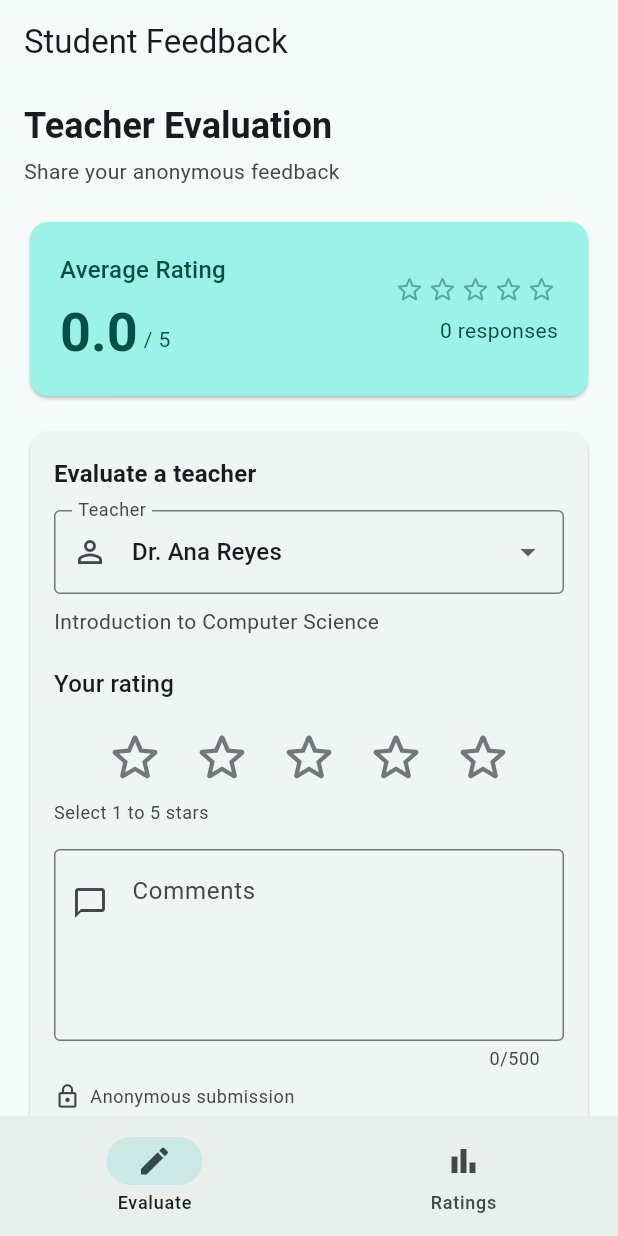
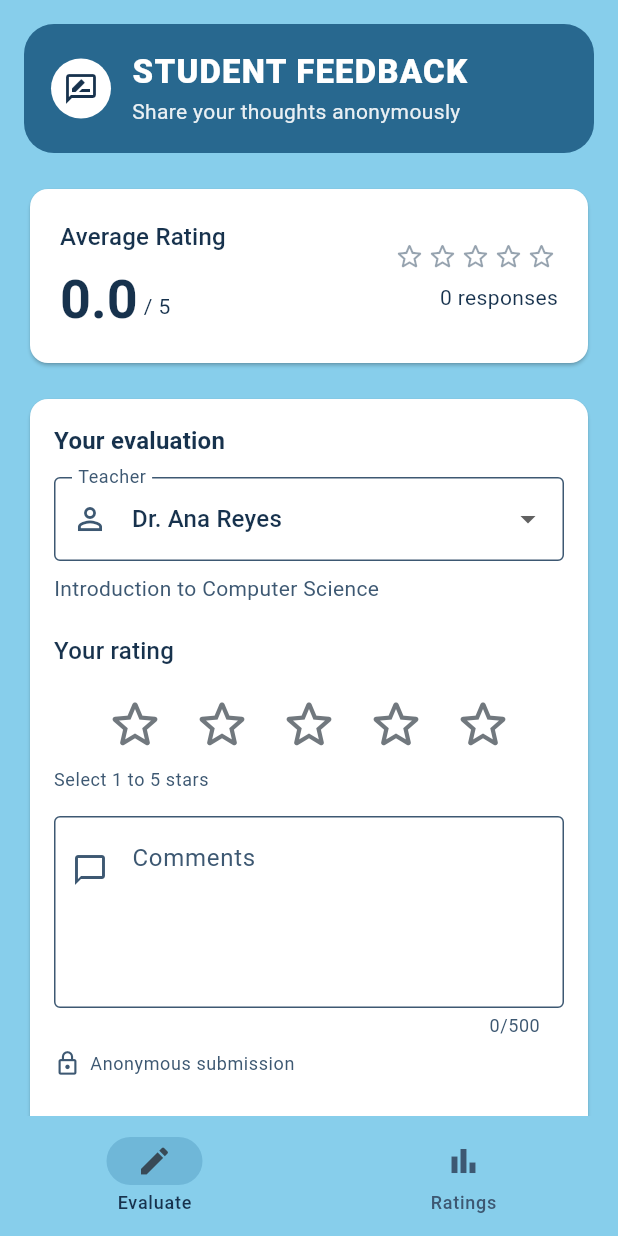
Before and after one commit to joshwawi/CSIT284-Capstone-Salvador, a Flutter app: the MainNavigation screen opened directly with empty values, on a phone screen of 412 x 824 dp. Run offline on Flutter 3.47's test engine with Material 3 defaults, Android fonts, the phone set to English and light mode, and no system bars; our stand-ins replace cloud_firestore, firebase_auth, firebase_core; accounts and stored records are empty.

Commit message:
Refresh feedback screen visual design
Co-authored-by: Copilot <223556219+Copilot@users.noreply.github.com>

```diff
--- a/capstone_salvador/lib/screens/feedback_screen.dart
+++ b/capstone_salvador/lib/screens/feedback_screen.dart
@@ -129,24 +129,56 @@ class _FeedbackScreenState extends State<FeedbackScreen> {
     final colorScheme = Theme.of(context).colorScheme;
 
     return Scaffold(
-      appBar: AppBar(title: const Text('Student Feedback')),
       body: SafeArea(
         child: Center(
           child: ConstrainedBox(
             constraints: const BoxConstraints(maxWidth: 760),
             child: ListView(
-              padding: const EdgeInsets.fromLTRB(16, 12, 16, 32),
+              padding: const EdgeInsets.fromLTRB(16, 16, 16, 32),
               children: [
-                Text(
-                  'Teacher Evaluation',
-                  style: Theme.of(context).textTheme.headlineSmall
-                      ?.copyWith(fontWeight: FontWeight.w700),
-                ),
-                const SizedBox(height: 4),
-                Text(
-                  'Share your anonymous feedback',
-                  style: Theme.of(context).textTheme.bodyMedium
-                      ?.copyWith(color: colorScheme.onSurfaceVariant),
+                Container(
+                  key: const Key('feedback-header'),
+                  padding: const EdgeInsets.all(18),
+                  decoration: BoxDecoration(
+                    color: colorScheme.primary,
+                    borderRadius: BorderRadius.circular(20),
+                  ),
+                  child: Row(
+                    children: [
+                      CircleAvatar(
+                        backgroundColor: colorScheme.tertiaryContainer,
+                        foregroundColor: colorScheme.onTertiaryContainer,
+                        child: const Icon(Icons.rate_review_outlined),
+                      ),
+                      const SizedBox(width: 14),
+                      Expanded(
+                        child: Column(
+                          crossAxisAlignment: CrossAxisAlignment.start,
+                          children: [
+                            Text(
+                              'STUDENT FEEDBACK',
+                              style: Theme.of(context).textTheme.titleLarge
+                                  ?.copyWith(
+                                    color: colorScheme.onPrimary,
+                                    fontWeight: FontWeight.w800,
+                                    letterSpacing: 0.8,
+                                  ),
+                            ),
+                            const SizedBox(height: 2),
+                            Text(
+                              'Share your thoughts anonymously',
+                              style: Theme.of(context).textTheme.bodyMedium
+                                  ?.copyWith(
+                                    color: colorScheme.onPrimary.withValues(
+                                      alpha: 0.9,
+                                    ),
+                                  ),
+                            ),
+                          ],
+                        ),
+                      ),
+                    ],
+                  ),
                 ),
                 const SizedBox(height: 20),
                 StreamBuilder<List<RatingRecord>>(
@@ -181,23 +213,26 @@ class _FeedbackScreenState extends State<FeedbackScreen> {
                 ),
                 const SizedBox(height: 16),
                 Card(
+                  color: colorScheme.tertiaryContainer,
                   child: Padding(
                     padding: const EdgeInsets.all(16),
                     child: Column(
                       crossAxisAlignment: CrossAxisAlignment.start,
                       children: [
                         Text(
-                          'Evaluate a teacher',
+                          'Your evaluation',
                           style: Theme.of(context).textTheme.titleMedium
                               ?.copyWith(fontWeight: FontWeight.w700),
                         ),
                         const SizedBox(height: 12),
                         DropdownButtonFormField<Evaluation>(
                           initialValue: _selected,
-                          decoration: const InputDecoration(
+                          decoration: InputDecoration(
                             labelText: 'Teacher',
-                            border: OutlineInputBorder(),
-                            prefixIcon: Icon(Icons.person_outline),
+                            border: const OutlineInputBorder(),
+                            prefixIcon: const Icon(Icons.person_outline),
+                            filled: true,
+                            fillColor: colorScheme.tertiaryContainer,
                           ),
                           items: widget.evaluations
                               .map(
@@ -250,12 +285,14 @@ class _FeedbackScreenState extends State<FeedbackScreen> {
                           maxLines: 6,
                           maxLength: 500,
                           textInputAction: TextInputAction.done,
-                          decoration: const InputDecoration(
+                          decoration: InputDecoration(
                             labelText: 'Comments',
                             hintText: 'What went well? What could improve?',
                             alignLabelWithHint: true,
-                            border: OutlineInputBorder(),
-                            prefixIcon: Padding(
+                            border: const OutlineInputBorder(),
+                            filled: true,
+                            fillColor: colorScheme.tertiaryContainer,
+                            prefixIcon: const Padding(
                               padding: EdgeInsets.only(bottom: 56),
                               child: Icon(Icons.chat_bubble_outline),
                             ),
@@ -288,6 +325,10 @@ class _FeedbackScreenState extends State<FeedbackScreen> {
                           child: FilledButton.icon(
                             key: const Key('submit-feedback'),
                             onPressed: _isSubmitting ? null : _submit,
+                            style: FilledButton.styleFrom(
+                              backgroundColor: colorScheme.tertiaryContainer,
+                              foregroundColor: colorScheme.onTertiaryContainer,
+                            ),
                             icon: _isSubmitting
                                 ? const SizedBox(
                                     width: 18,
@@ -340,6 +381,7 @@ class _MyFeedbackSection extends StatelessWidget {
   @override
   Widget build(BuildContext context) {
     return Card(
+      color: Theme.of(context).colorScheme.tertiaryContainer,
       child: Padding(
         padding: const EdgeInsets.all(16),
         child: Column(
--- a/capstone_salvador/lib/widgets/average_rating_card.dart
+++ b/capstone_salvador/lib/widgets/average_rating_card.dart
@@ -14,7 +14,7 @@ class AverageRatingCard extends StatelessWidget {
   Widget build(BuildContext context) {
     final colorScheme = Theme.of(context).colorScheme;
     return Card(
-      color: colorScheme.primaryContainer,
+      color: colorScheme.tertiaryContainer,
       child: Padding(
         padding: const EdgeInsets.all(20),
         child: Row(
@@ -26,7 +26,7 @@ class AverageRatingCard extends StatelessWidget {
                   Text(
                     'Average Rating',
                     style: Theme.of(context).textTheme.titleMedium
-                        ?.copyWith(color: colorScheme.onPrimaryContainer),
+                        ?.copyWith(color: colorScheme.onTertiaryContainer),
                   ),
                   const SizedBox(height: 8),
                   Row(
@@ -37,7 +37,7 @@ class AverageRatingCard extends StatelessWidget {
                         key: const Key('average-rating'),
                         style: Theme.of(context).textTheme.displaySmall
                             ?.copyWith(
-                              color: colorScheme.onPrimaryContainer,
+                              color: colorScheme.onTertiaryContainer,
                               fontWeight: FontWeight.w700,
                             ),
                       ),
@@ -46,7 +46,7 @@ class AverageRatingCard extends StatelessWidget {
                         child: Text(
                           '/ 5',
                           style: TextStyle(
-                            color: colorScheme.onPrimaryContainer,
+                            color: colorScheme.onTertiaryContainer,
                           ),
                         ),
                       ),
@@ -65,7 +65,7 @@ class AverageRatingCard extends StatelessWidget {
                       filled ? Icons.star_rounded : Icons.star_outline_rounded,
                       color: filled
                           ? Colors.amber.shade700
-                          : colorScheme.onPrimaryContainer.withValues(
+                          : colorScheme.onTertiaryContainer.withValues(
                               alpha: 0.45,
                             ),
                       size: 22,
@@ -76,7 +76,7 @@ class AverageRatingCard extends StatelessWidget {
                 Text(
                   '$responseCount responses',
                   key: const Key('response-count'),
-                  style: TextStyle(color: colorScheme.onPrimaryContainer),
+                  style: TextStyle(color: colorScheme.onTertiaryContainer),
                 ),
               ],
             ),
```
Also changed, not shown: capstone_salvador/lib/main.dart (+42 -1 lines), 1 other file.
